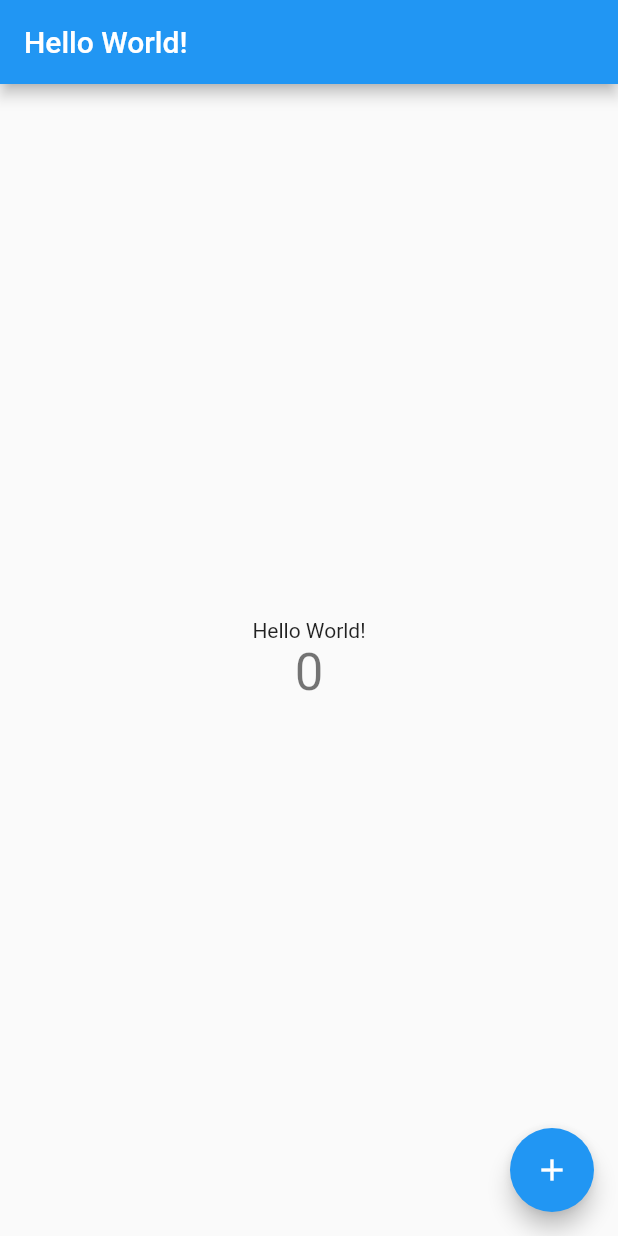
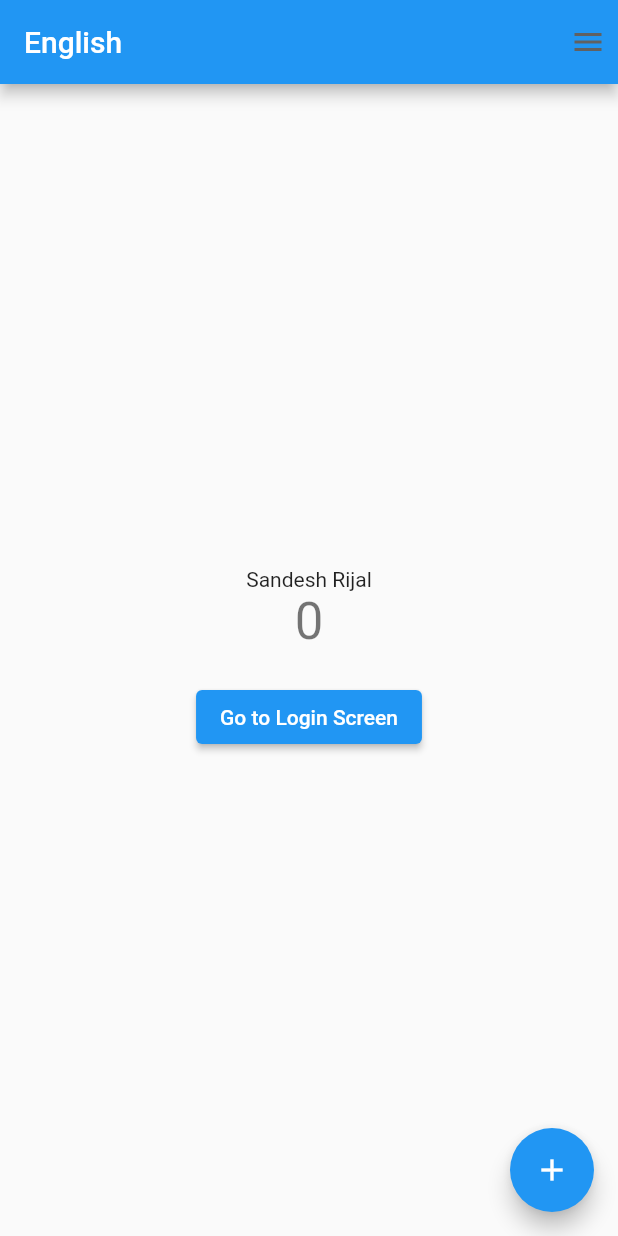
Before and after one commit to christhapa98/localization_example, a Flutter app: the screen it shows after launch, on a phone screen of 412 x 824 dp. Run offline on Flutter 3.47's test engine with Material 2 defaults, Android fonts, the phone set to English and light mode, and no system bars; generated files the repository leaves out were written again.

Commit message:
Localization V1

```diff
--- /dev/null
+++ b/lib/constants/l10n.dart
@@ -0,0 +1,8 @@
+import 'package:flutter/material.dart';
+
+class L10n {
+  static final all = [
+    const Locale('en'),
+    const Locale('ne'),
+  ];
+}
--- a/lib/main.dart
+++ b/lib/main.dart
@@ -1,15 +1,26 @@
 import 'package:flutter/material.dart';
 import 'package:flutter_localizations/flutter_localizations.dart';
 import 'package:flutter_gen/gen_l10n/app_localizations.dart';
+import 'package:localization_sample/constants/l10n.dart';
+import 'package:localization_sample/login_screen.dart';
+import 'package:localization_sample/providers/locale_provider.dart';
+import 'package:localization_sample/widgets/language_widget.dart';
+import 'package:provider/provider.dart';
 
 void main() {
-  runApp(const MyApp());
+  runApp(
+    ChangeNotifierProvider(
+      create: (context) => LocaleProvider(),
+      child: const MyApp(),
+    ),
+  );
 }
 
 class MyApp extends StatelessWidget {
   const MyApp({Key? key}) : super(key: key);
   @override
   Widget build(BuildContext context) {
+    final localeProvider = Provider.of<LocaleProvider>(context);
     return MaterialApp(
         title: 'Flutter Demo',
         localizationsDelegates: const [
@@ -18,7 +29,8 @@ class MyApp extends StatelessWidget {
           GlobalWidgetsLocalizations.delegate,
           GlobalCupertinoLocalizations.delegate
         ],
-        supportedLocales: const [Locale('en', ''), Locale('ne', '')],
+        locale: localeProvider.locale,
+        supportedLocales: L10n.all,
         theme: ThemeData(primarySwatch: Colors.blue),
         home: const MyHomePage());
   }
@@ -44,14 +56,27 @@ class _MyHomePageState extends State<MyHomePage> {
   Widget build(BuildContext context) {
     return Scaffold(
         appBar: AppBar(
-          title: Text(AppLocalizations.of(context)!.helloWorld),
+          title: Text(AppLocalizations.of(context)!.language),
+          actions: const [
+            LanguageWidget(),
+          ],
         ),
         body: Center(
             child: Column(
                 mainAxisAlignment: MainAxisAlignment.center,
                 children: <Widget>[
-              Text(AppLocalizations.of(context)!.helloWorld),
-              Text('$_counter', style: Theme.of(context).textTheme.headline4)
+              Text(AppLocalizations.of(context)!.name),
+              Text('$_counter', style: Theme.of(context).textTheme.headline4),
+              const SizedBox(
+                height: 20,
+              ),
+              ElevatedButton(
+                child: const Text('Go to Login Screen'),
+                onPressed: () {
+                  Navigator.push(context,
+                      MaterialPageRoute(builder: (context) => LoginScreen()));
+                },
+              )
             ])),
         floatingActionButton: FloatingActionButton(
             onPressed: _incrementCounter,
--- /dev/null
+++ b/lib/providers/locale_provider.dart
@@ -0,0 +1,19 @@
+import 'package:flutter/material.dart';
+import 'package:localization_sample/constants/l10n.dart';
+
+class LocaleProvider extends ChangeNotifier {
+  Locale? _locale;
+
+  Locale? get locale => _locale;
+
+  void setLocale(Locale locale) {
+    if (!L10n.all.contains(locale)) return;
+    _locale = locale;
+    notifyListeners();
+  }
+
+  void clearLocale() {
+    _locale = null;
+    notifyListeners();
+  }
+}
--- /dev/null
+++ b/lib/widgets/language_widget.dart
@@ -0,0 +1,33 @@
+import 'package:flutter/material.dart';
+import 'package:localization_sample/providers/locale_provider.dart';
+import 'package:provider/provider.dart';
+
+import '../constants/l10n.dart';
+
+class LanguageWidget extends StatelessWidget {
+  const LanguageWidget({Key? key}) : super(key: key);
+
+  @override
+  Widget build(BuildContext context) {
+    return Padding(
+      padding: const EdgeInsets.all(8.0),
+      child: DropdownButtonHideUnderline(
+        child: DropdownButton(
+          icon: const Icon(Icons.menu),
+          items: L10n.all.map((locale) {
+            return DropdownMenuItem(
+              child: Text(locale == const Locale('en') ? 'English' : 'Nepali'),
+              value: locale,
+              onTap: () {
+                final provider =
+                    Provider.of<LocaleProvider>(context, listen: false);
+                provider.setLocale(locale);
+              },
+            );
+          }).toList(),
+          onChanged: (_) {},
+        ),
+      ),
+    );
+  }
+}
--- a/pubspec.yaml
+++ b/pubspec.yaml
@@ -37,6 +37,7 @@ dependencies:
   # Use with the CupertinoIcons class for iOS style icons.
   cupertino_icons: ^1.0.2
   intl: ^0.17.0
+  provider: ^6.0.3
 
 dev_dependencies:
   flutter_test:
```
Also changed, not shown: assets/localization/app_en.arb (+20 -1 lines), assets/localization/app_ne.arb (+13 -1 lines), lib/login_screen.dart (added, +90 -0 lines), pubspec.lock.
